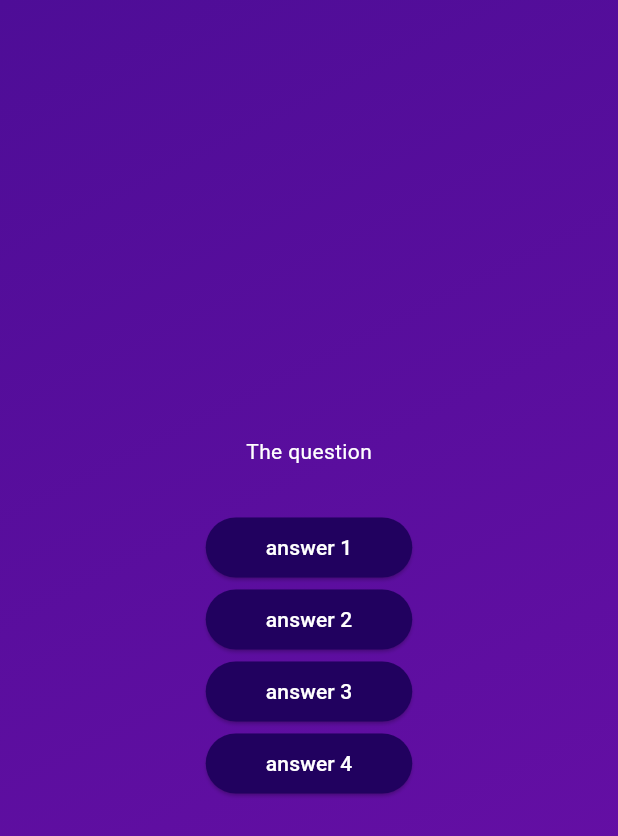
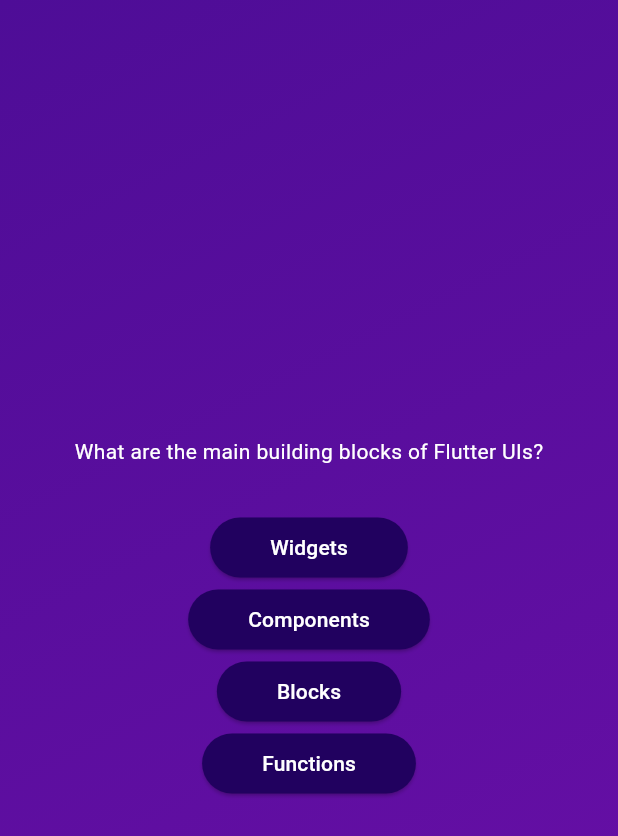
Before and after one commit to surazz999/quiz_app1, a Flutter app: the screen it shows after launch, after a tap on "Start Quiz", on a phone screen of 412 x 824 dp. Shown: the top 836 px of the screen. Run offline on Flutter 3.47's test engine with Material 3 defaults, Android fonts, the phone set to English and light mode, and no system bars.

Commit message:
questions_displayed

```diff
--- a/lib/question_screen.dart
+++ b/lib/question_screen.dart
@@ -1,5 +1,6 @@
 import 'package:flutter/material.dart';
 import 'package:quiz_app/answer_button.dart';
+import 'package:quiz_app/data/questions.dart';
 
 class QuestionScreen extends StatefulWidget {
   const QuestionScreen({super.key});
@@ -11,23 +12,35 @@ class QuestionScreen extends StatefulWidget {
 class _QuestionScreenState extends State<QuestionScreen> {
   @override
   Widget build(BuildContext context) {
+    final currentQuestion = questions[0];
     return SizedBox(
       width: double.infinity,
       child: Column(
         mainAxisAlignment: MainAxisAlignment.center,
         children: [
-         const Text(
-            'The question',
+          Text(
+            currentQuestion.text,
             style: TextStyle(color: Colors.white),
           ),
-         const  SizedBox(
+          const SizedBox(
             height: 30,
           ),
-          AnswerButton(answerText: 'answer 1', ontap: (){},),
-          AnswerButton(answerText: 'answer 2', ontap: (){},),
-          AnswerButton(answerText: 'answer 3', ontap: (){},),
-          AnswerButton(answerText: 'answer 4', ontap: (){},),
-
+          AnswerButton(
+            answerText: currentQuestion.answers[0],
+            ontap: () {},
+          ),
+          AnswerButton(
+            answerText: currentQuestion.answers[1],
+            ontap: () {},
+          ),
+          AnswerButton(
+            answerText: currentQuestion.answers[2],
+            ontap: () {},
+          ),
+          AnswerButton(
+            answerText: currentQuestion.answers[3],
+            ontap: () {},
+          ),
         ],
       ),
     );
```
Also changed, not shown: lib/answer_button.dart (+7 -6 lines).
